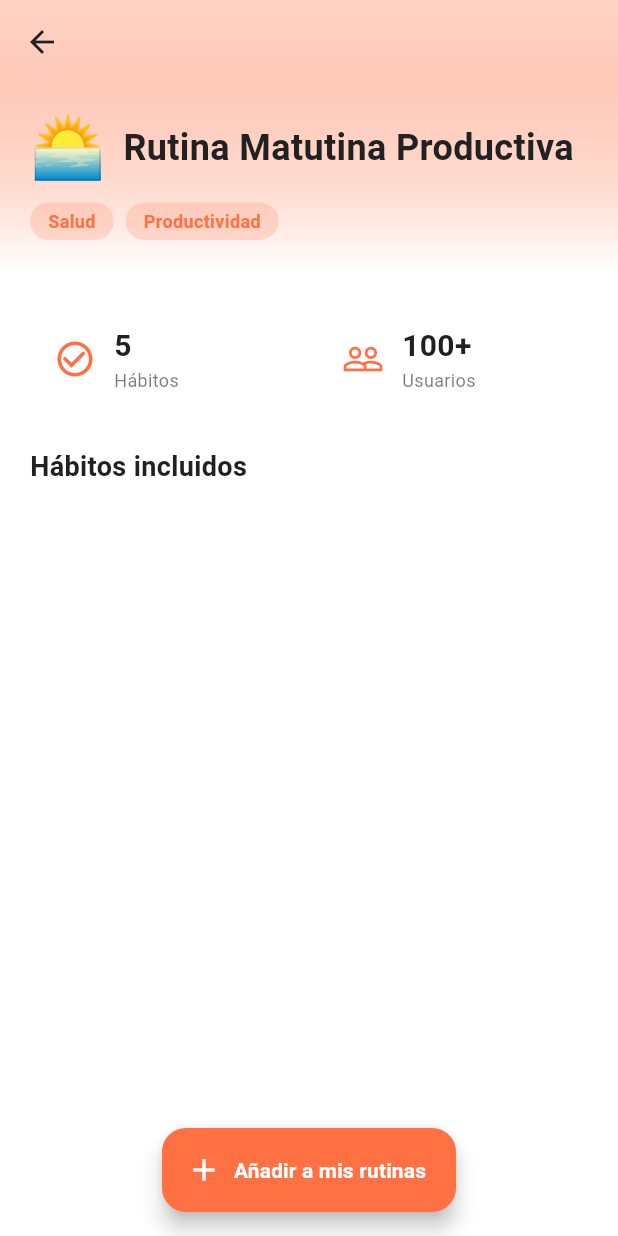
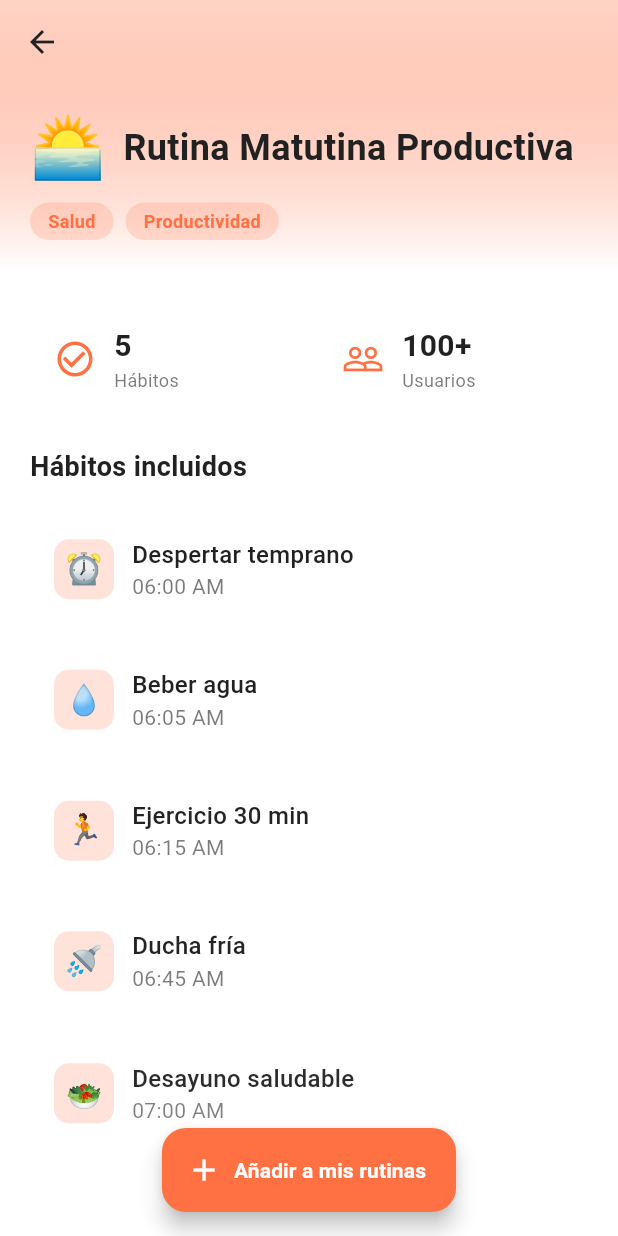
Before and after one commit to eduartrob/rutinas-app, a Flutter app: the HomePage screen opened directly, after a tap on "Rutina Matutina Productiva", on a phone screen of 412 x 824 dp. Run offline on Flutter 3.47's test engine with Material 3 defaults, Android fonts, the phone set to English and light mode, and no system bars; our stand-ins replace dartz, equatable, flutter_dotenv, flutter_local_notifications, flutter_secure_storage, go_router and 5 more; accounts and stored records are empty; network calls fail.

```diff
--- a/lib/features/shell/main_shell.dart
+++ b/lib/features/shell/main_shell.dart
@@ -337,18 +337,37 @@ class _HomePageState extends State<HomePage> {
         'emoji': '🌅',
         'habitCount': 5,
         'categories': ['Salud', 'Productividad'],
+        'habits': [
+          {'name': 'Despertar temprano', 'emoji': '⏰', 'time': '06:00 AM', 'category': 'productividad'},
+          {'name': 'Beber agua', 'emoji': '💧', 'time': '06:05 AM', 'category': 'salud'},
+          {'name': 'Ejercicio 30 min', 'emoji': '🏃', 'time': '06:15 AM', 'category': 'salud'},
+          {'name': 'Ducha fría', 'emoji': '🚿', 'time': '06:45 AM', 'category': 'salud'},
+          {'name': 'Desayuno saludable', 'emoji': '🥗', 'time': '07:00 AM', 'category': 'salud'},
+        ],
       },
       {
         'name': 'Rutina Nocturna de Descanso',
         'emoji': '🌙',
         'habitCount': 4,
         'categories': ['Salud', 'Bienestar'],
+        'habits': [
+          {'name': 'Apagar pantallas', 'emoji': '📱', 'time': '09:00 PM', 'category': 'bienestar'},
+          {'name': 'Lectura 20 min', 'emoji': '📖', 'time': '09:15 PM', 'category': 'bienestar'},
+          {'name': 'Meditación', 'emoji': '🧘', 'time': '09:35 PM', 'category': 'salud_mental'},
+          {'name': 'Preparar ropa mañana', 'emoji': '👔', 'time': '09:50 PM', 'category': 'productividad'},
+        ],
       },
       {
         'name': 'Hábitos de Estudio',
         'emoji': '📚',
         'habitCount': 4,
         'categories': ['Estudio', 'Productividad'],
+        'habits': [
+          {'name': 'Revisar agenda', 'emoji': '📋', 'time': '08:00 AM', 'category': 'productividad'},
+          {'name': 'Pomodoro 25 min', 'emoji': '🍅', 'category': 'estudio'},
+          {'name': 'Tomar notas', 'emoji': '✍️', 'category': 'estudio'},
+          {'name': 'Repasar aprendido', 'emoji': '🔄', 'time': '06:00 PM', 'category': 'estudio'},
+        ],
       },
     ];
 
```
Also changed, not shown: lib/features/auth/login/presentation/providers/login_provider.dart (+41 -0 lines), lib/features/profile/presentation/pages/profile_page.dart (+140 -0 lines).
